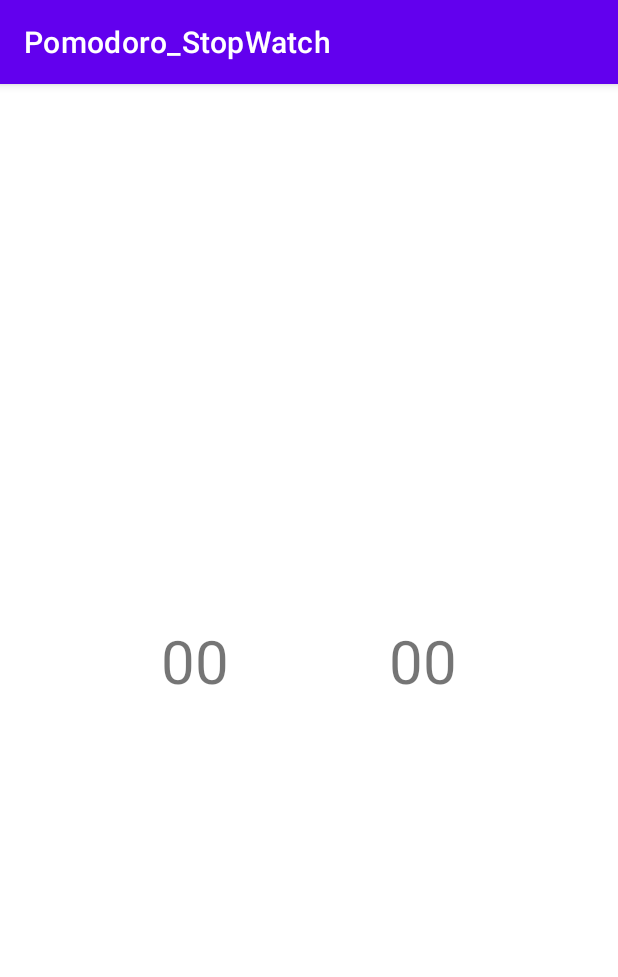
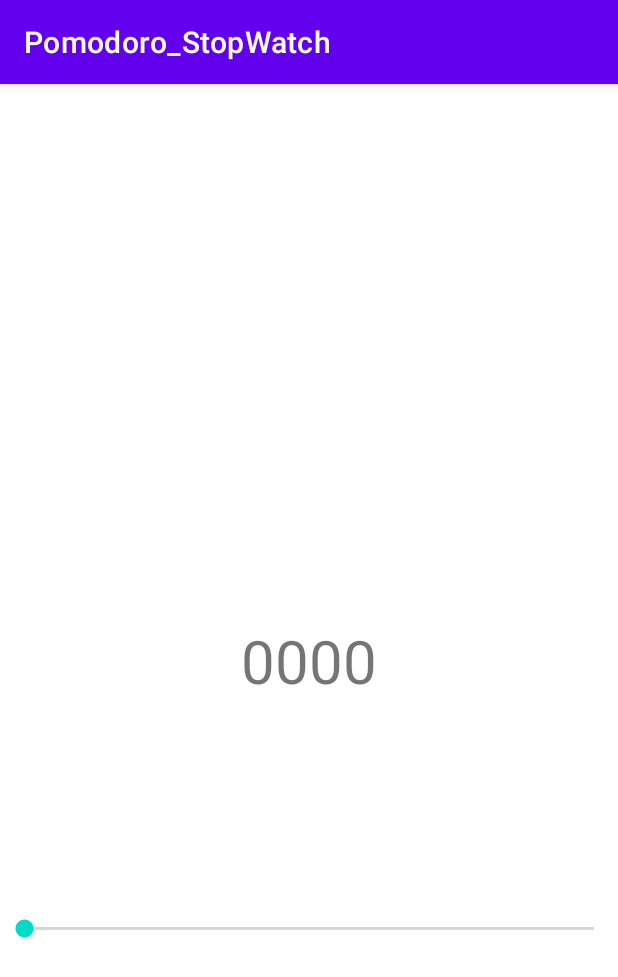
Before and after one commit to GeonwooVincentKim/PomodoroTimer, an Android app: the screen it shows after launch (MainActivity), on a phone screen of 412 x 824 dp. Shown: the top 977 px of the screen. Run offline under Robolectric (Android 15) with nearby library versions, the phone set to English and light mode, and no system bars.

Commit message:
[Feature] - Change values of SeekBar

```diff
--- a/app/src/main/java/com/example/pomodoro_stopwatch/MainActivity.kt
+++ b/app/src/main/java/com/example/pomodoro_stopwatch/MainActivity.kt
@@ -1,11 +1,51 @@
 package com.example.pomodoro_stopwatch
 
+import android.annotation.SuppressLint
 import androidx.appcompat.app.AppCompatActivity
 import android.os.Bundle
+import android.widget.SeekBar
+import android.widget.TextView
 
 class MainActivity : AppCompatActivity() {
+    private val remainMinutesTextView: TextView by lazy {
+        findViewById<TextView>(R.id.remainMinutesTextView)
+    }
+
+//    private val remainSecondsTextView: TextView by lazy{
+//        findViewById<TextView>(R.id.remainSecondsTextView)
+//    }
+
+    private val seekBar: SeekBar by lazy {
+        findViewById<SeekBar>(R.id.seekBar)
+    }
+
     override fun onCreate(savedInstanceState: Bundle?) {
         super.onCreate(savedInstanceState)
         setContentView(R.layout.activity_main)
+
+//        remainMinutesTextView
+//        remainSecondsTextView
+//        seekBar
+
+        bindViews()
+    }
+
+    private fun bindViews() {
+        seekBar.setOnSeekBarChangeListener(
+            object : SeekBar.OnSeekBarChangeListener{
+                @SuppressLint("SetTextI18n")
+                override fun onProgressChanged(seekBar: SeekBar?, progress: Int, fromUser: Boolean) {
+                    remainMinutesTextView.text = "%02d".format(progress)
+                }
+
+                override fun onStartTrackingTouch(seekBar: SeekBar?) {
+
+                }
+
+                override fun onStopTrackingTouch(seekBar: SeekBar?) {
+
+                }
+            }
+        )
     }
 }
--- a/app/src/main/res/layout/activity_main.xml
+++ b/app/src/main/res/layout/activity_main.xml
@@ -13,6 +13,7 @@
         android:text="@string/minuteText"
         android:textSize="40sp"
         app:layout_constraintBottom_toBottomOf="parent"
+        app:layout_constraintHorizontal_chainStyle="packed"
         app:layout_constraintLeft_toLeftOf="parent"
         app:layout_constraintRight_toLeftOf="@id/remainSecondsTextView"
         app:layout_constraintTop_toTopOf="parent" />
@@ -28,4 +29,14 @@
         app:layout_constraintRight_toRightOf="parent"
         app:layout_constraintTop_toTopOf="@id/remainMinutesTextView" />
 
+    <SeekBar
+        android:id="@+id/seekBar"
+        android:layout_width="0dp"
+        android:layout_height="wrap_content"
+        android:max="60"
+        app:layout_constraintBottom_toBottomOf="parent"
+        app:layout_constraintLeft_toLeftOf="parent"
+        app:layout_constraintRight_toRightOf="parent"
+        app:layout_constraintTop_toTopOf="@id/remainMinutesTextView" />
+
 </androidx.constraintlayout.widget.ConstraintLayout>
```
